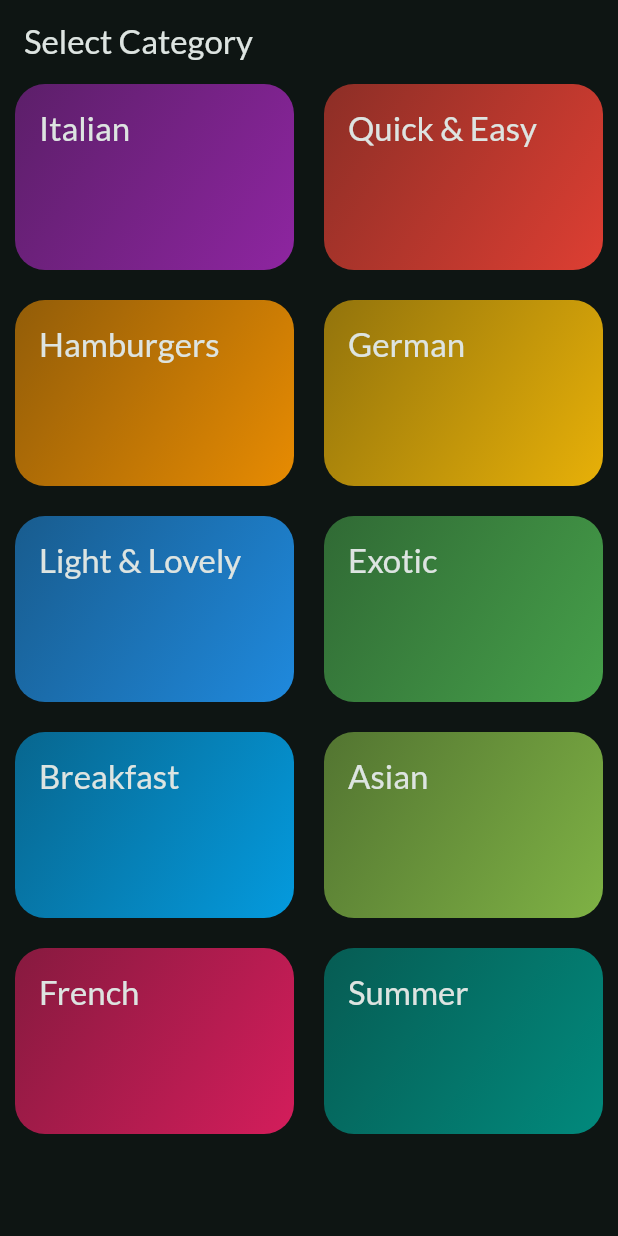
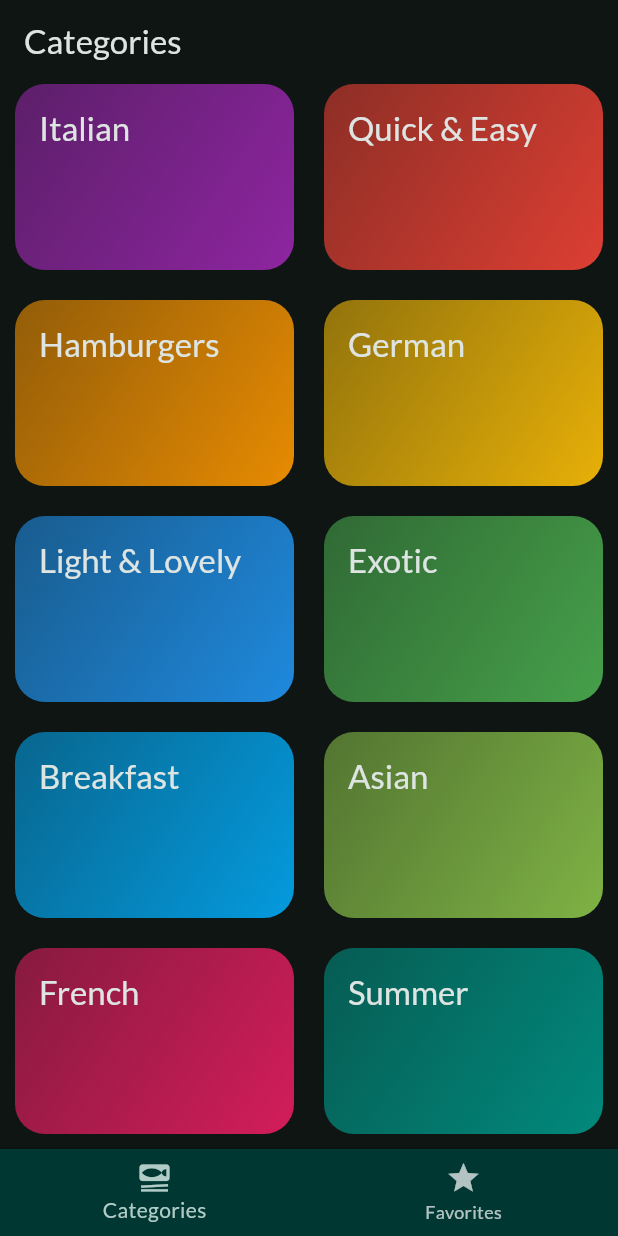
Before and after one commit to Shashank01-26/Meals-app, a Flutter app: the screen it shows after launch, on a phone screen of 412 x 824 dp. Run offline on Flutter 3.47's test engine with Material 2 defaults, Android fonts, the phone set to English and light mode, and no system bars; our stand-ins replace google_fonts, transparent_image.

```diff
--- a/lib/main.dart
+++ b/lib/main.dart
@@ -3,6 +3,7 @@ import 'package:flutter/material.dart';
 import 'package:google_fonts/google_fonts.dart';
 // import 'package:meals_app/data/dummy_data.dart';
 import 'package:meals_app/screens/categories.dart';
+import 'package:meals_app/screens/tabs.dart';
 // import 'package:meals_app/screens/meals.dart';
 
 final theme = ThemeData(
@@ -26,7 +27,7 @@ class App extends StatelessWidget {
     return MaterialApp(
       debugShowCheckedModeBanner: false,
       theme: theme,
-      home: CategoriesScreen()
+      home: const TabsScreen()
       // const MealsScreen(
       //   title: 'Some Category....',
       //   meals: dummyMeals),
--- a/lib/screens/categories.dart
+++ b/lib/screens/categories.dart
@@ -25,11 +25,7 @@ class CategoriesScreen extends StatelessWidget {
 
   @override
   Widget build(BuildContext context) {
-    return Scaffold(
-      appBar: AppBar(
-        title: const Text("Select Category"),
-      ),
-      body: Padding(
+    return Padding(
       padding: const EdgeInsets.fromLTRB(10, 0, 10, 0),
       child: GridView(
         gridDelegate: const SliverGridDelegateWithFixedCrossAxisCount(
@@ -50,7 +46,6 @@ class CategoriesScreen extends StatelessWidget {
             )
         ],
       ),
-      ),
     );
   }
 }
--- /dev/null
+++ b/lib/screens/tabs.dart
@@ -0,0 +1,56 @@
+import 'package:flutter/material.dart';
+import 'package:meals_app/screens/categories.dart';
+import 'package:meals_app/screens/meals.dart';
+
+class TabsScreen extends StatefulWidget {
+  const TabsScreen({super.key});
+
+  @override
+  State<StatefulWidget> createState() {
+    return _TabsScreenState();
+  }
+}
+
+class _TabsScreenState extends State<TabsScreen> {
+  int _selectedPageIndex = 0;
+
+  void _selectPage(int index) {
+    setState(() {
+      _selectedPageIndex = index;
+    });
+  }
+
+  @override
+  Widget build(BuildContext context) {
+    Widget activePage = CategoriesScreen();
+    var activePageTitle = 'Categories';
+
+    if (_selectedPageIndex == 1) {
+      activePage = MealsScreen(meals: []);
+      activePageTitle = 'Your Favourites';
+    }
+
+    return Scaffold(
+      appBar: AppBar(
+        title: Text(activePageTitle),
+      ),
+      body: activePage,
+      bottomNavigationBar: BottomNavigationBar(
+        onTap: _selectPage,
+        currentIndex: _selectedPageIndex,
+        backgroundColor: Theme.of(context).colorScheme.onPrimary,
+
+        items: const [
+          BottomNavigationBarItem(
+            icon: Icon(Icons.set_meal),
+            label: "Categories",
+          ),
+          BottomNavigationBarItem(
+            icon: Icon(Icons.star),
+            label: "Favorites",
+          ),
+        ],
+      ),
+    );
+  }
+}
```
Also changed, not shown: lib/screens/meal_detail.dart (+22 -2 lines), lib/screens/meals.dart (+10 -6 lines). Lines whose indentation alone changed are shown as unchanged.
